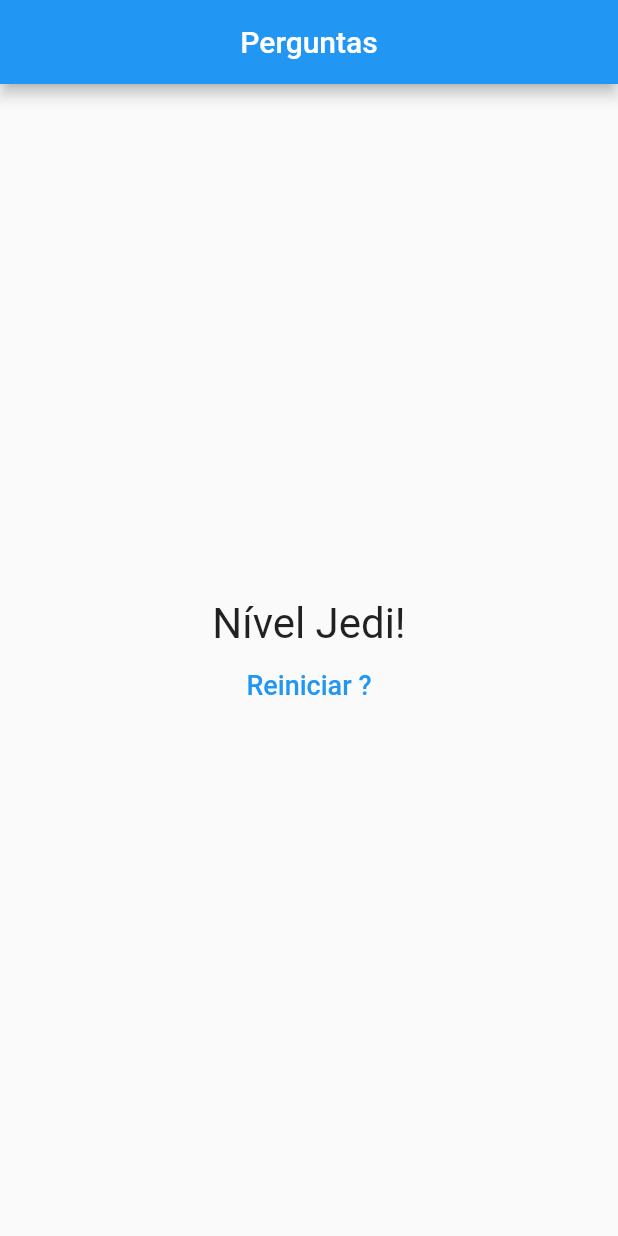
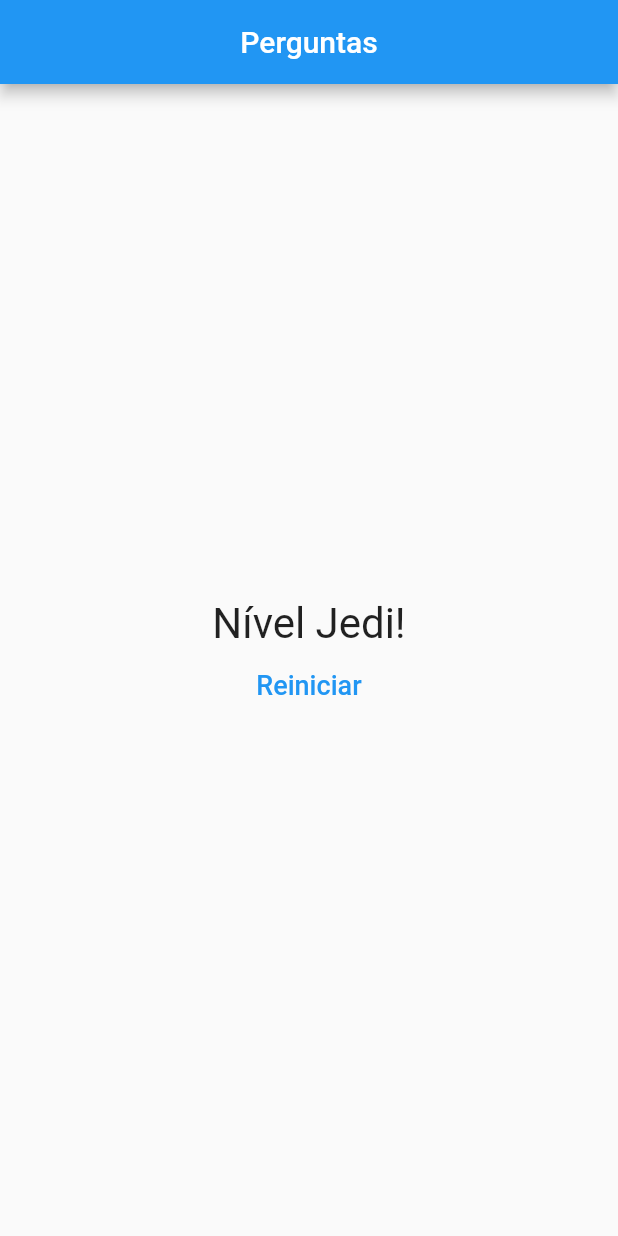
Before and after one commit to mlesouza/Curso-Flutter, a Flutter app: the screen it shows after launch, after a tap on "Azul", after a tap on "Coelho", after a tap on "Léo", on a phone screen of 412 x 824 dp. Run offline on Flutter 3.47's test engine with Material 2 defaults, Android fonts, the phone set to English and light mode, and no system bars.

```diff
--- a/app-perguntas/lib/main.dart
+++ b/app-perguntas/lib/main.dart
@@ -42,7 +42,6 @@ class _PerguntaAppState extends State<PerguntaApp> {
       setState(() {
         _perguntaSelecionada++;
         _pontuacaoTotal += pontuacao;
-        print(_pontuacaoTotal);
       });
     }
   }
--- a/app-perguntas/lib/resultado.dart
+++ b/app-perguntas/lib/resultado.dart
@@ -30,7 +30,7 @@ class Resultado extends StatelessWidget {
         ),
         FlatButton(
           child: Text(
-            'Reiniciar ?',
+            'Reiniciar',
             style: TextStyle(fontSize: 18),
           ),
           onPressed: quandoReiniciarQuestionario,
```
